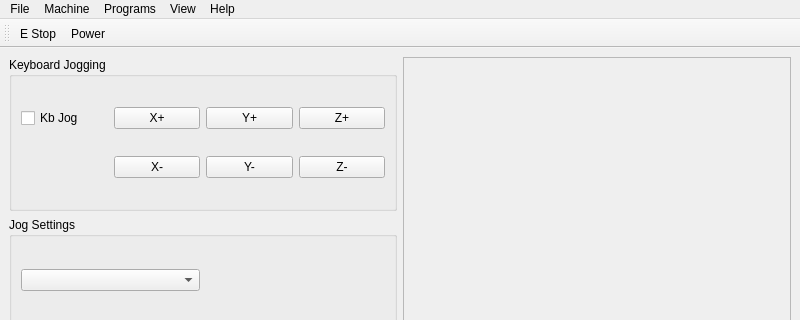
The window that examples/features/jog/jog.ui (jethornton/flexgui) describes before a commit, drawn with Qt 5; both pictures show x 0 to 800 and y 0 to 320 of the 800 by 600 pixel window.
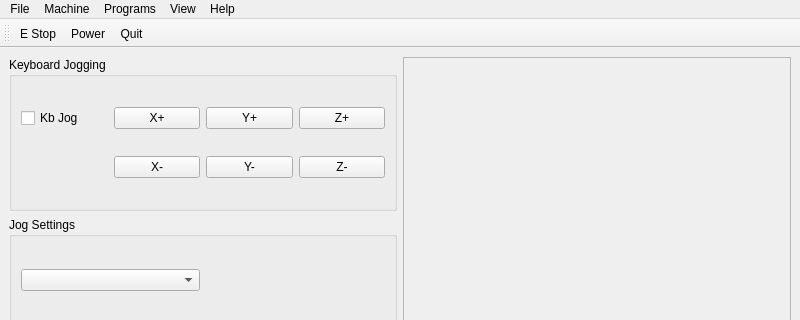
The same window after the commit.

```diff
--- a/examples/features/jog/jog.ui
+++ b/examples/features/jog/jog.ui
@@ -214,6 +214,7 @@
    </attribute>
    <addaction name="actionE_Stop"/>
    <addaction name="actionPower"/>
+   <addaction name="actionQuit"/>
   </widget>
   <action name="actionOpen">
    <property name="text">
```
Left out of the diff: 2 changed lines with no effect on the pictures.
